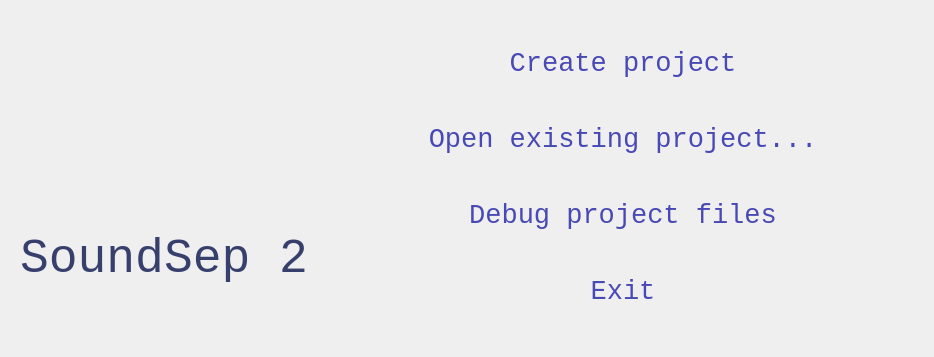
The window that soundsep/ui/splash.ui (theunissenlab/soundsep2) describes before a commit, drawn with Qt 5.
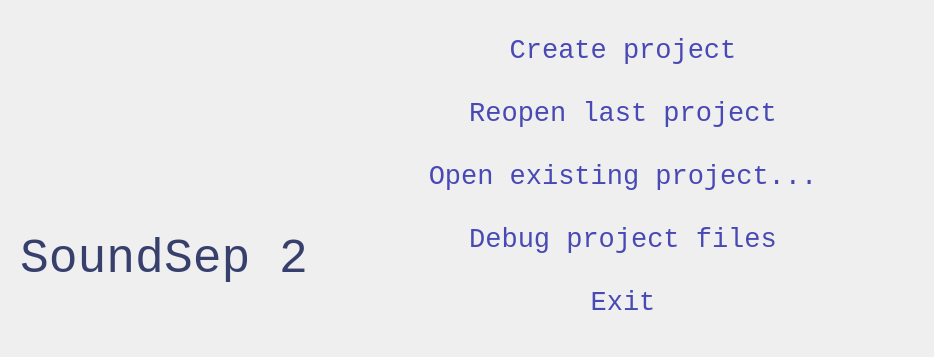
The same window after the commit. Icons and pictures are not drawn.

Commit message: Finish adding the reopen project button to splash screen

```diff
--- a/soundsep/ui/splash.ui
+++ b/soundsep/ui/splash.ui
@@ -136,6 +136,38 @@
             </property>
            </widget>
           </item>
+          <item>
+           <widget class="QPushButton" name="reopenProjectButton">
+            <property name="font">
+             <font>
+              <family>Courier New</family>
+              <pointsize>20</pointsize>
+              <weight>50</weight>
+              <bold>false</bold>
+             </font>
+            </property>
+            <property name="toolTip">
+             <string>&lt;html&gt;&lt;head/&gt;&lt;body&gt;&lt;p&gt;Reopen the last project&lt;/p&gt;&lt;/body&gt;&lt;/html&gt;</string>
+            </property>
+            <property name="styleSheet">
+             <string notr="true">QPushButton {
+    color: rgb(73, 73, 181);
+    font-size: 20pt;
+    padding: 10px;
+    border: 0;
+}
+
+QPushButton:hover {
+    color: rgb(0, 8, 127);
+    font-weight: bold;
+}
+</string>
+            </property>
+            <property name="text">
+             <string>Reopen last project</string>
+            </property>
+           </widget>
+          </item>
           <item>
            <widget class="QPushButton" name="openProjectButton">
             <property name="font">
```
Left out of the diff: 6 changed lines with no effect on the pictures. The commit also changes 2 other files.
